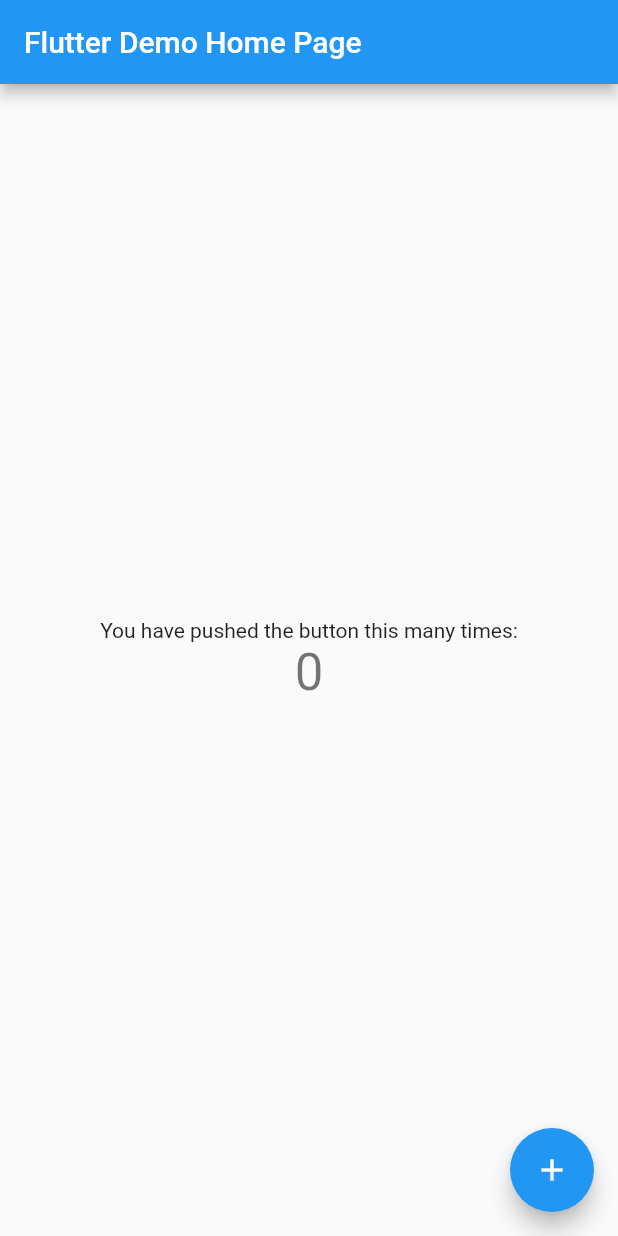
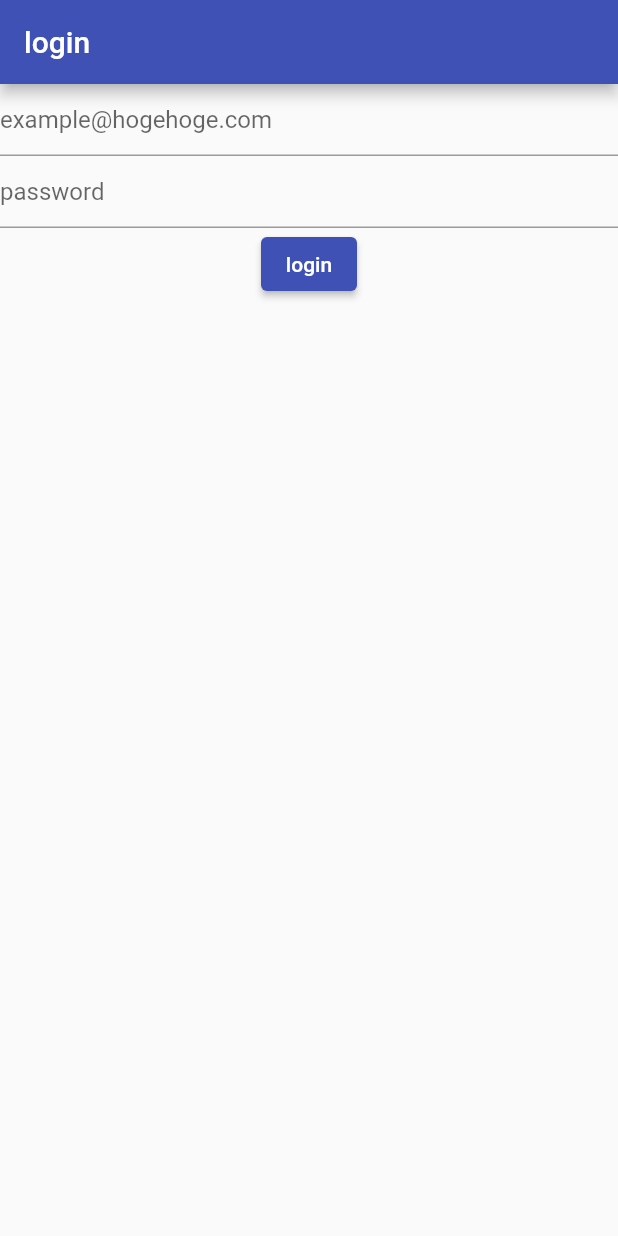
Before and after one commit to adanas/camp_db, a Flutter app: the screen it shows after launch, on a phone screen of 412 x 824 dp. Run offline on Flutter 3.47's test engine with Material 2 defaults, Android fonts, the phone set to English and light mode, and no system bars.

Commit message:
login画面を追加 providerを追加

```diff
--- /dev/null
+++ b/lib/login/login_model.dart
@@ -0,0 +1,29 @@
+import 'package:flutter/material.dart';
+
+class LoginModel extends ChangeNotifier {
+  String mail = '';
+  String password = '';
+
+  // final FirebaseAuth _auth = FirebaseAuth.instance;
+  //
+  // // 追加
+  // Future login() async {
+  //   if(mail.isEmpty) {
+  //     throw('please input email');
+  //   }
+  //   if(password.isEmpty) {
+  //     throw('please input password');
+  //   }
+  //
+  //   try {
+  //     final result = await _auth.signInWithEmailAndPassword(email: mail, password: password);
+  //     final uid = result.user.uid;
+  //
+  //     // todo 端末に保存
+  //
+  //   } catch(e) {
+  //     throw('login failed');
+  //   }
+  //
+  // }
+}
--- /dev/null
+++ b/lib/login/login_page.dart
@@ -0,0 +1,90 @@
+import 'package:flutter/material.dart';
+import 'package:provider/provider.dart';
+import 'login_model.dart';
+
+class LoginPage extends StatelessWidget {
+
+  @override
+  Widget build(BuildContext context) {
+    final mailController = TextEditingController();
+    final passwordController = TextEditingController();
+
+    return ChangeNotifierProvider<LoginModel>(
+      create: (_) => LoginModel(),
+      child: Scaffold(
+        appBar: AppBar(
+          title: Text('login'),
+        ),
+        body: Consumer<LoginModel>(
+            builder: (context, model, child) {
+              return Column(children: <Widget>[
+                // メールアドレス
+                TextField(
+                  controller: mailController,
+                  decoration: InputDecoration(hintText: 'example@hogehoge.com'),
+                  onChanged: (text){
+                    model.mail = text;
+                    TextField(
+
+                    );
+                  },
+                ),
+                // パスワード
+                TextField(
+                  decoration: InputDecoration(hintText: 'password'),
+                  obscureText: true,
+                  controller: passwordController,
+                  onChanged: (text){
+                    model.password = text;
+                    TextField(
+
+                    );
+                  },
+                ),
+                // ログインボタン
+                ElevatedButton(
+                  child: Text('login'),
+                  onPressed: () async {
+                    try {
+                      // await model.login();
+                      // //_showDialog(context, 'ログイン完了');
+                      // Navigator.push(
+                      //   context,
+                      //   MaterialPageRoute(builder: (context) => BookListPage()),
+                      // );
+                    }
+                    catch(e) {
+                      _showDialog(context, e.toString());
+                    }
+                  },
+                )
+              ],
+              );
+            }
+        ),
+      ),
+    );
+  }
+}
+
+Future<void> _showDialog(BuildContext context, String title) {
+  showDialog(
+    context: context,
+    barrierDismissible: false,
+    builder: (BuildContext context) {
+      return AlertDialog(
+        title:Text(title),
+        actions: <Widget>[
+          ElevatedButton(
+            child: Text('OK'),
+            onPressed: () {
+              Navigator.of(context).pop();
+            },
+          ),
+        ],
+      );
+    },
+  );
+
+  return null;
+}
--- a/lib/main.dart
+++ b/lib/main.dart
@@ -1,4 +1,5 @@
 import 'package:flutter/material.dart';
+import 'login/login_page.dart';
 
 void main() {
   runApp(MyApp());
@@ -9,76 +10,11 @@ class MyApp extends StatelessWidget {
   @override
   Widget build(BuildContext context) {
     return MaterialApp(
-      title: 'Flutter Demo',
+      title: 'Camp Database',
       theme: ThemeData(
-        primarySwatch: Colors.blue,
+        primarySwatch: Colors.indigo,
       ),
-      home: MyHomePage(title: 'Flutter Demo Home Page'),
+      home: LoginPage(),
     );
   }
 }
-
-class MyHomePage extends StatefulWidget {
-  MyHomePage({Key key, this.title}) : super(key: key);
-
-  final String title;
-
-  @override
-  _MyHomePageState createState() => _MyHomePageState();
-}
-
-class _MyHomePageState extends State<MyHomePage> {
-  int _counter = 0;
-
-  void _incrementCounter() {
-    setState(() {
-      _counter++;
-    });
-  }
-
-  @override
-  Widget build(BuildContext context) {
-    return Scaffold(
-      appBar: AppBar(
-        // Here we take the value from the MyHomePage object that was created by
-        // the App.build method, and use it to set our appbar title.
-        title: Text(widget.title),
-      ),
-      body: Center(
-        // Center is a layout widget. It takes a single child and positions it
-        // in the middle of the parent.
-        child: Column(
-          // Column is also a layout widget. It takes a list of children and
-          // arranges them vertically. By default, it sizes itself to fit its
-          // children horizontally, and tries to be as tall as its parent.
-          //
-          // Invoke "debug painting" (press "p" in the console, choose the
-          // "Toggle Debug Paint" action from the Flutter Inspector in Android
-          // Studio, or the "Toggle Debug Paint" command in Visual Studio Code)
-          // to see the wireframe for each widget.
-          //
-          // Column has various properties to control how it sizes itself and
-          // how it positions its children. Here we use mainAxisAlignment to
-          // center the children vertically; the main axis here is the vertical
-          // axis because Columns are vertical (the cross axis would be
-          // horizontal).
-          mainAxisAlignment: MainAxisAlignment.center,
-          children: <Widget>[
-            Text(
-              'You have pushed the button this many times:',
-            ),
-            Text(
-              '$_counter',
-              style: Theme.of(context).textTheme.headline4,
-            ),
-          ],
-        ),
-      ),
-      floatingActionButton: FloatingActionButton(
-        onPressed: _incrementCounter,
-        tooltip: 'Increment',
-        child: Icon(Icons.add),
-      ), // This trailing comma makes auto-formatting nicer for build methods.
-    );
-  }
-}
```
Also changed, not shown: pubspec.yaml (+1 -53 lines), pubspec.lock.
